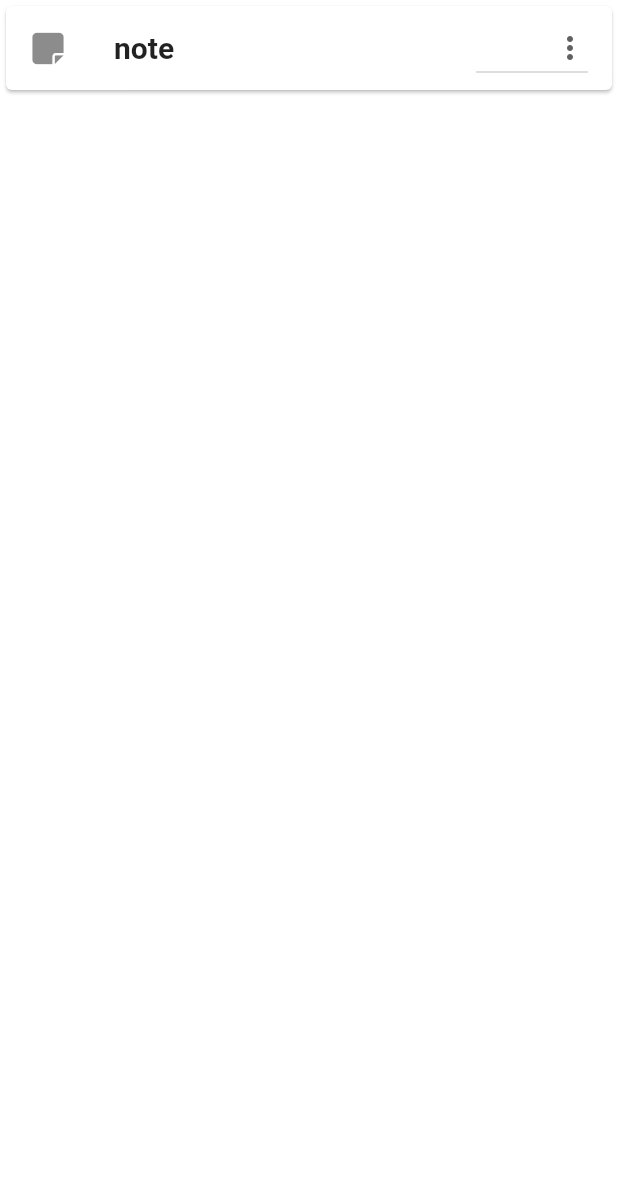
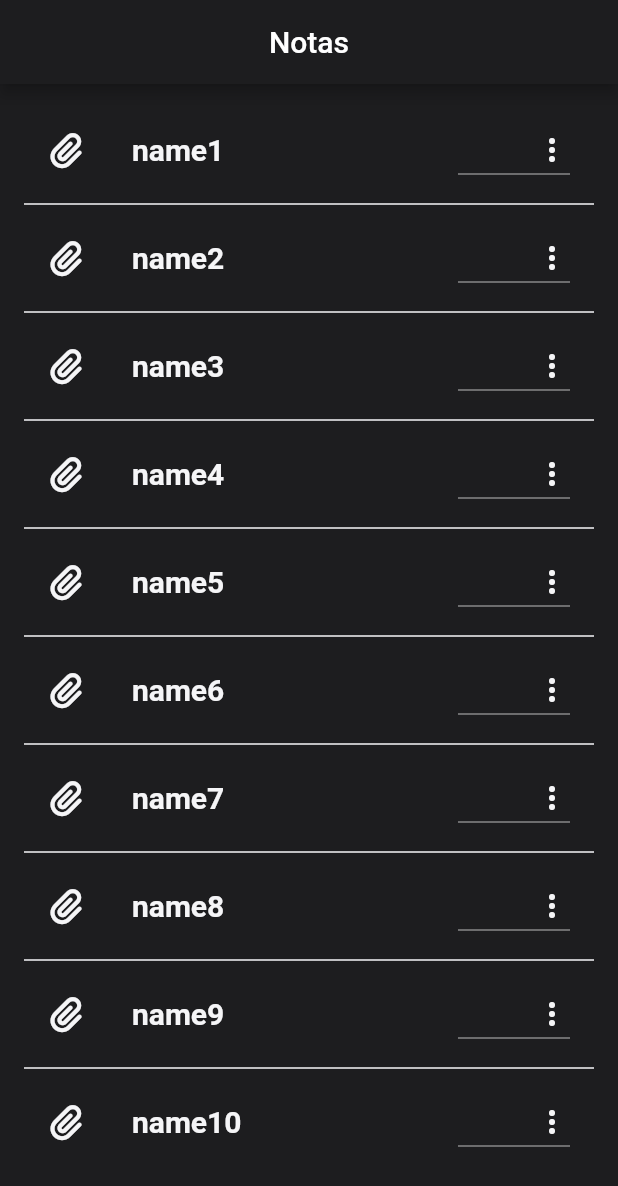
Before and after one commit to lgomes-lgomes/app_bloco_notas, a Flutter app: the screen it shows after launch, on a phone screen of 412 x 824 dp. Shown: the top 1186 px of the screen. Run offline on Flutter 3.47's test engine with Material 2 defaults, Android fonts, the light colour scheme and no system bars; our stand-ins replace font_awesome_flutter.

Commit message:
feat: cria página de listagem de notas

```diff
--- a/lib/components/note_card_component.dart
+++ b/lib/components/note_card_component.dart
@@ -17,17 +17,27 @@ class NoteCardComponent extends StatelessWidget {
         style: const TextStyle(
           fontWeight: FontWeight.w700,
           fontSize: 20,
+          color: Color(0xfff5f5f7),
         ),
       ),
-      leading: const Icon(FontAwesomeIcons.solidNoteSticky),
+      leading: const Icon(
+        FontAwesomeIcons.paperclip,
+        color: Color(0xfff5f5f7),
+      ),
       trailing: DropdownButton(
-        icon: const Icon(Icons.more_vert_rounded),
+        icon: const Icon(
+          Icons.more_vert_rounded,
+          color: Color(0xfff5f5f7),
+        ),
         onChanged: (value) {},
         items: dropDownItems.map<DropdownMenuItem<String>>(
           (value) {
             return DropdownMenuItem<String>(
               value: value,
-              child: Text(value),
+              child: Text(
+                value,
+                style: const TextStyle(color: Colors.black),
+              ),
             );
           },
         ).toList(),
--- a/lib/main.dart
+++ b/lib/main.dart
@@ -1,5 +1,6 @@
 import 'package:app_bloco_notas/components/note_card_component.dart';
 import 'package:app_bloco_notas/models/note_model.dart';
+import 'package:app_bloco_notas/pages/notes_list_page.dart';
 import 'package:flutter/material.dart';
 
 void main() {
@@ -14,21 +15,9 @@ class MyApp extends StatelessWidget {
     return MaterialApp(
       title: 'Flutter Demo',
       theme: ThemeData(
-        primarySwatch: Colors.blue,
+        primaryColor: Color(0xff1d1d1f),
       ),
-      home: ListView(
-        children: [
-          Card(
-            child: NoteCardComponent(
-              noteModel: NoteModel(
-                name: 'note',
-                createdAt: DateTime.now(),
-                note: 'note',
-              ),
-            ),
-          ),
-        ],
-      ),
+      home: const NotesListPage(),
     );
   }
 }
--- /dev/null
+++ b/lib/pages/notes_list_page.dart
@@ -0,0 +1,52 @@
+import 'package:app_bloco_notas/components/note_card_component.dart';
+import 'package:app_bloco_notas/models/note_model.dart';
+import 'package:flutter/material.dart';
+
+class NotesListPage extends StatefulWidget {
+  const NotesListPage({Key? key}) : super(key: key);
+
+  @override
+  State<NotesListPage> createState() => _NotesListPageState();
+}
+
+class _NotesListPageState extends State<NotesListPage> {
+  var notes = List.of([
+    NoteModel(name: 'name1', createdAt: DateTime.now(), note: 'note1'),
+    NoteModel(name: 'name2', createdAt: DateTime.now(), note: 'note2'),
+    NoteModel(name: 'name3', createdAt: DateTime.now(), note: 'note3'),
+    NoteModel(name: 'name4', createdAt: DateTime.now(), note: 'note4'),
+    NoteModel(name: 'name5', createdAt: DateTime.now(), note: 'note5'),
+    NoteModel(name: 'name6', createdAt: DateTime.now(), note: 'note6'),
+    NoteModel(name: 'name7', createdAt: DateTime.now(), note: 'note7'),
+    NoteModel(name: 'name8', createdAt: DateTime.now(), note: 'note8'),
+    NoteModel(name: 'name9', createdAt: DateTime.now(), note: 'note9'),
+    NoteModel(name: 'name10', createdAt: DateTime.now(), note: 'note10'),
+  ]);
+
+  @override
+  Widget build(BuildContext context) {
+    return Scaffold(
+      appBar: AppBar(
+        centerTitle: true,
+        backgroundColor: Theme.of(context).primaryColor,
+        title: const Text('Notas'),
+      ),
+      body: Container(
+        color: const Color(0xff1d1d1f),
+        padding: const EdgeInsets.all(16),
+        child: ListView.separated(
+          itemBuilder: ((context, index) {
+            return NoteCardComponent(noteModel: notes[index]);
+          }),
+          separatorBuilder: ((context, index) {
+            return const Divider(
+              color: Color(0xfff5f5f7),
+              thickness: 1,
+            );
+          }),
+          itemCount: notes.length,
+        ),
+      ),
+    );
+  }
+}
```
